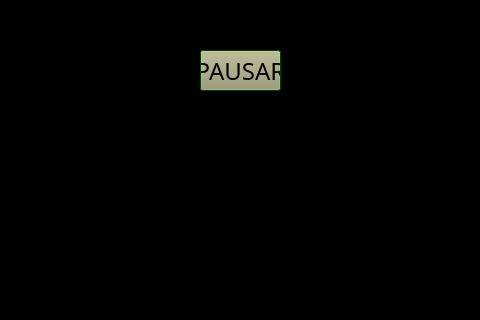
Before: the Qt Designer form ProyectoFinal/mainwindow.ui in mawidicris/Proyecto-Final-Info-II, drawn with Qt 5; both pictures show x 120 to 600 and y 0 to 320 of the 1300 by 731 pixel window.
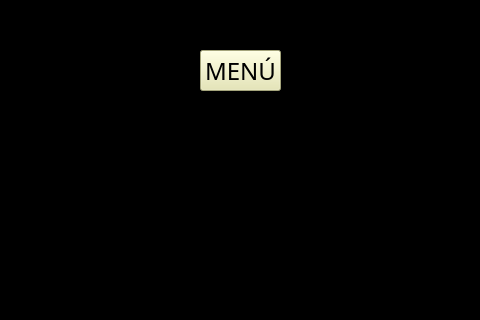
After: the same form once the commit is applied.

What changed in the file:
```diff
--- a/ProyectoFinal/mainwindow.ui
+++ b/ProyectoFinal/mainwindow.ui
@@ -188,9 +188,9 @@
        <colorrole role="Button">
         <brush brushstyle="SolidPattern">
          <color alpha="255">
-          <red>152</red>
-          <green>152</green>
-          <blue>114</blue>
+          <red>230</red>
+          <green>230</green>
+          <blue>172</blue>
          </color>
         </brush>
        </colorrole>
@@ -233,18 +233,18 @@
        <colorrole role="Base">
         <brush brushstyle="SolidPattern">
          <color alpha="255">
-          <red>148</red>
-          <green>148</green>
-          <blue>111</blue>
+          <red>230</red>
+          <green>230</green>
+          <blue>172</blue>
          </color>
         </brush>
        </colorrole>
        <colorrole role="Window">
         <brush brushstyle="SolidPattern">
          <color alpha="255">
-          <red>0</red>
-          <green>90</green>
-          <blue>0</blue>
+          <red>230</red>
+          <green>230</green>
+          <blue>172</blue>
          </color>
         </brush>
        </colorrole>
@@ -280,9 +280,9 @@
        <colorrole role="Button">
         <brush brushstyle="SolidPattern">
          <color alpha="255">
-          <red>152</red>
-          <green>152</green>
-          <blue>114</blue>
+          <red>230</red>
+          <green>230</green>
+          <blue>172</blue>
          </color>
         </brush>
        </colorrole>
@@ -325,18 +325,18 @@
        <colorrole role="Base">
         <brush brushstyle="SolidPattern">
          <color alpha="255">
-          <red>148</red>
-          <green>148</green>
-          <blue>111</blue>
+          <red>230</red>
+          <green>230</green>
+          <blue>172</blue>
          </color>
         </brush>
        </colorrole>
        <colorrole role="Window">
         <brush brushstyle="SolidPattern">
          <color alpha="255">
-          <red>0</red>
-          <green>90</green>
-          <blue>0</blue>
+          <red>230</red>
+          <green>230</green>
+          <blue>172</blue>
          </color>
         </brush>
        </colorrole>
@@ -372,9 +372,9 @@
        <colorrole role="Button">
         <brush brushstyle="SolidPattern">
          <color alpha="255">
-          <red>152</red>
-          <green>152</green>
-          <blue>114</blue>
+          <red>230</red>
+          <green>230</green>
+          <blue>172</blue>
          </color>
         </brush>
        </colorrole>
@@ -417,18 +417,18 @@
        <colorrole role="Base">
         <brush brushstyle="SolidPattern">
          <color alpha="255">
-          <red>170</red>
-          <green>170</green>
-          <blue>127</blue>
+          <red>230</red>
+          <green>230</green>
+          <blue>172</blue>
          </color>
         </brush>
        </colorrole>
        <colorrole role="Window">
         <brush brushstyle="SolidPattern">
          <color alpha="255">
-          <red>0</red>
-          <green>90</green>
-          <blue>0</blue>
+          <red>230</red>
+          <green>230</green>
+          <blue>172</blue>
          </color>
         </brush>
        </colorrole>
@@ -466,8 +466,12 @@
     <property name="contextMenuPolicy">
      <enum>Qt::PreventContextMenu</enum>
     </property>
+    <property name="styleSheet">
+     <string notr="true">
+background-color: rgb(230, 230, 172);</string>
+    </property>
     <property name="text">
-     <string>PAUSAR</string>
+     <string>MENÚ</string>
     </property>
    </widget>
   </widget>
```
